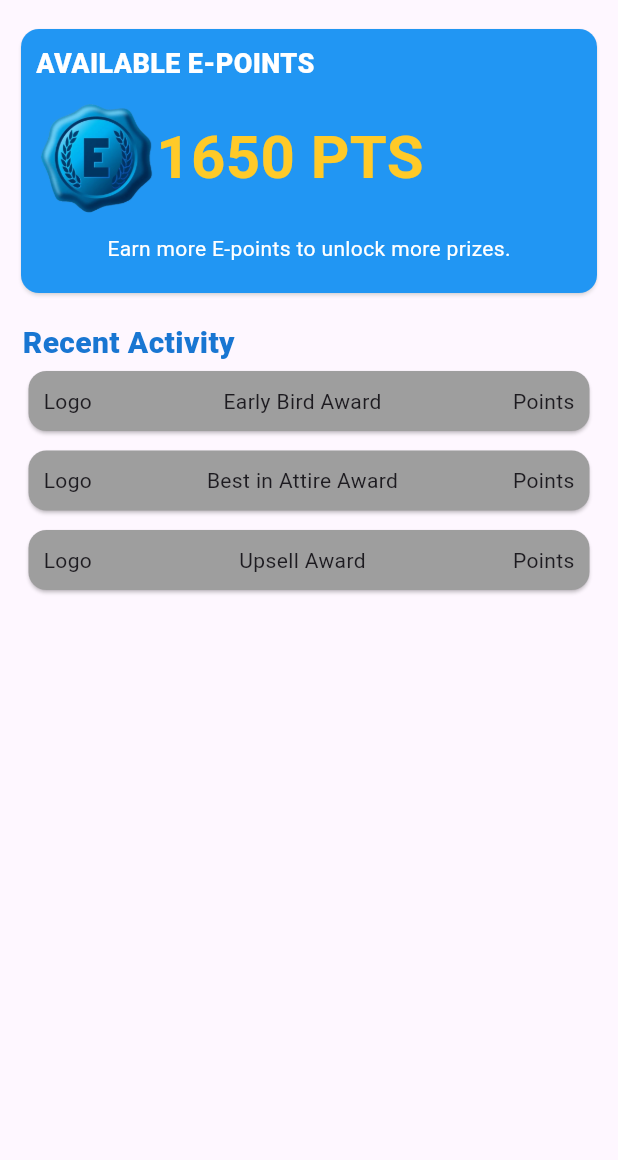
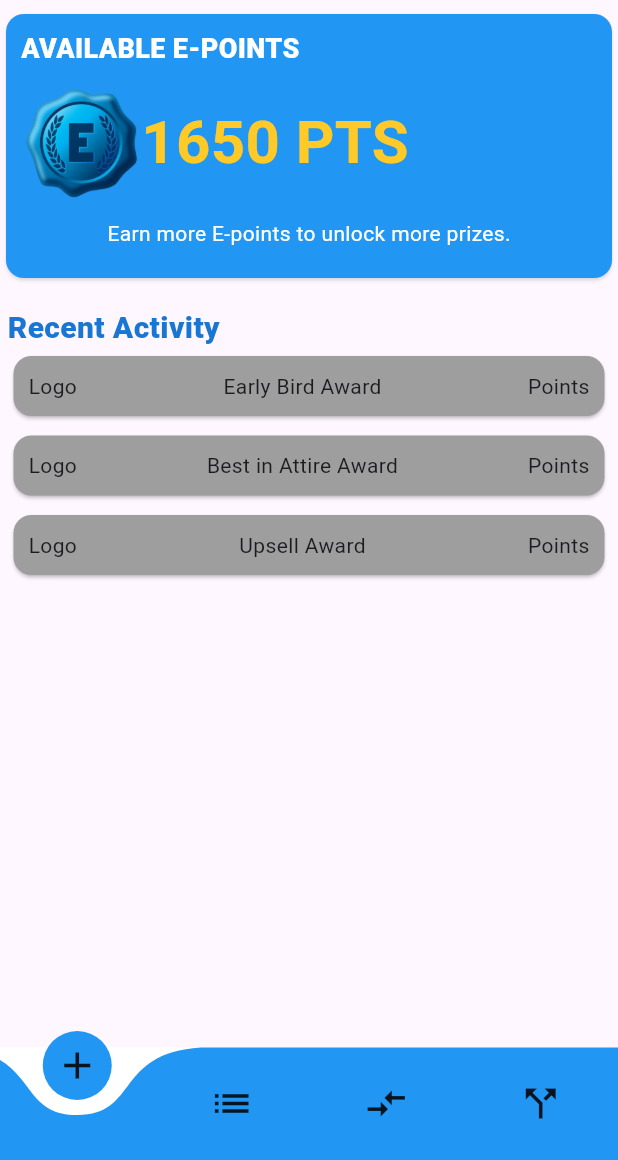
Before and after one commit to marloudev/flutter-starter, a Flutter app: the screen it shows after launch, after a tap on "LOGIN", on a phone screen of 412 x 824 dp, the part 76-1236 px from its top. Run offline on Flutter 3.47's test engine with Material 3 defaults, Android fonts, the phone set to English and light mode, and no system bars; drawn by our look-alikes of curved_navigation_bar; our stand-ins replace go_router.

Commit message:
added button navbar

```diff
--- a/lib/app/home/home.dart
+++ /dev/null
@@ -1 +0,0 @@
-export 'views/_views.dart';
--- a/lib/app/home/views/_page.dart
+++ /dev/null
@@ -1,49 +0,0 @@
-import 'package:empireone_mart/app/home/views/_views.dart';
-import 'package:flutter/material.dart';
-import 'package:go_router/go_router.dart';
-
-class HomePage extends StatefulWidget {
-  const HomePage({super.key});
-
-  @override
-  State<HomePage> createState() => _HomePageState();
-}
-
-class _HomePageState extends State<HomePage> {
-  @override
-  Widget build(BuildContext context) {
-    return Scaffold(
-      appBar: AppBar(
-        title: HomeTopbar(),
-        automaticallyImplyLeading: false,
-      ),
-      body: const Padding(
-        padding: EdgeInsets.all(10),
-        child: Column(
-          children: [
-            HomeCard(),
-            HomeActivities()
-            // Container(
-            //   width: double.infinity,
-            //   child: SizedBox(
-            //     height: 40,
-            //     child: ElevatedButton(
-            //         style: ElevatedButton.styleFrom(
-            //           backgroundColor: Colors.blue,
-            //           foregroundColor: Colors.white,
-            //           shape: const BeveledRectangleBorder(
-            //             borderRadius: BorderRadius.zero,
-            //           ),
-            //         ),
-            //         onPressed: () {
-            //           context.go('/');
-            //         },
-            //         child: const Text('LOGIN')),
-            //   ),
-            // )
-          ],
-        ),
-      ),
-    );
-  }
-}
--- a/lib/app/home/views/_views.dart
+++ /dev/null
@@ -1,4 +0,0 @@
-export '_page.dart';
-export 'home_topbar.dart';
-export 'home_card.dart';
-export 'home_activities.dart';
--- a/lib/app/login/views/login_form.dart
+++ b/lib/app/login/views/login_form.dart
@@ -37,7 +37,7 @@ class _LoginFormState extends State<LoginForm> {
                   ),
                 ),
                 onPressed: () {
-                  context.go('/home');
+                  context.go('/portal');
                 },
                 child: const Text('LOGIN')),
           ),
--- /dev/null
+++ b/lib/app/portal/layout.dart
@@ -0,0 +1,80 @@
+import 'package:empireone_mart/app/portal/views/_views.dart';
+import 'package:flutter/material.dart';
+import 'package:go_router/go_router.dart';
+import 'package:curved_navigation_bar/curved_navigation_bar.dart';
+
+class PortalLayout extends StatefulWidget {
+  const PortalLayout({super.key});
+
+  @override
+  State<PortalLayout> createState() => _PortalLayoutState();
+}
+
+class _PortalLayoutState extends State<PortalLayout> {
+  @override
+  int _page = 0;
+  GlobalKey<CurvedNavigationBarState> _bottomNavigationKey = GlobalKey();
+  Widget build(BuildContext context) {
+    return Scaffold(
+        appBar: AppBar(
+          title: PortalTopbar(),
+          automaticallyImplyLeading: false,
+        ),
+        // body: const Padding(
+        //   padding: EdgeInsets.all(10),
+        //   child: Column(
+        //     children: [
+        //       HomeCard(),
+        //       HomeActivities()
+        //     ],
+        //   ),
+        // ),
+        bottomNavigationBar: CurvedNavigationBar(
+          key: _bottomNavigationKey,
+          index: 0,
+          items: const <Widget>[
+            Icon(Icons.add, size: 30),
+            Icon(Icons.list, size: 30),
+            Icon(Icons.compare_arrows, size: 30),
+            Icon(Icons.call_split, size: 30),
+          ],
+          color: Colors.blue,
+          buttonBackgroundColor: Colors.blue,
+          backgroundColor: Colors.white,
+          animationCurve: Curves.easeInOut,
+          animationDuration: Duration(milliseconds: 600),
+          onTap: (index) {
+            setState(() {
+              _page = index;
+            });
+          },
+          letIndexChange: (index) => true,
+        ),
+        body: Container(
+          child: Column(
+            mainAxisAlignment: MainAxisAlignment.start,
+            children: <Widget>[
+              if (_page == 0) ...[
+                PortalCard(),
+                PortalActivities(),
+              ],
+              if (_page == 1)
+                Text(
+                  _page.toString(),
+                  style: TextStyle(fontSize: 160),
+                ),
+              if (_page == 2)
+                Text(
+                  _page.toString(),
+                  style: TextStyle(fontSize: 160),
+                ),
+              if (_page == 3)
+                Text(
+                  _page.toString(),
+                  style: TextStyle(fontSize: 160),
+                ),
+            ],
+          ),
+        ));
+  }
+}
--- /dev/null
+++ b/lib/app/portal/portal.dart
@@ -0,0 +1,2 @@
+export 'views/_views.dart';
+export 'layout.dart';
--- /dev/null
+++ b/lib/app/portal/views/_views.dart
@@ -0,0 +1,4 @@
+export '_page.dart';
+export 'portal_topbar.dart';
+export 'portal_card.dart';
+export 'portal_activities.dart';
--- a/lib/app/home/views/home_activities.dart
+++ b/lib/app/portal/views/portal_activities.dart
@@ -1,13 +1,13 @@
 import 'package:flutter/material.dart';
 
-class HomeActivities extends StatefulWidget {
-  const HomeActivities({super.key});
+class PortalActivities extends StatefulWidget {
+  const PortalActivities({super.key});
 
   @override
-  State<HomeActivities> createState() => _HomeActivitiesState();
+  State<PortalActivities> createState() => _PortalActivitiesState();
 }
 
-class _HomeActivitiesState extends State<HomeActivities> {
+class _PortalActivitiesState extends State<PortalActivities> {
   @override
   Widget build(BuildContext context) {
     return Padding(
--- a/lib/app/home/views/home_card.dart
+++ b/lib/app/portal/views/portal_card.dart
@@ -1,13 +1,13 @@
 import 'package:flutter/material.dart';
 
-class HomeCard extends StatefulWidget {
-  const HomeCard({super.key});
+class PortalCard extends StatefulWidget {
+  const PortalCard({super.key});
 
   @override
-  State<HomeCard> createState() => _HomeCardState();
+  State<PortalCard> createState() => _PortalCardState();
 }
 
-class _HomeCardState extends State<HomeCard> {
+class _PortalCardState extends State<PortalCard> {
   @override
   Widget build(BuildContext context) {
     return Card(
--- a/lib/app/home/views/home_topbar.dart
+++ b/lib/app/portal/views/portal_topbar.dart
@@ -1,13 +1,13 @@
 import 'package:flutter/material.dart';
 
-class HomeTopbar extends StatefulWidget {
-  const HomeTopbar({super.key});
+class PortalTopbar extends StatefulWidget {
+  const PortalTopbar({super.key});
 
   @override
-  State<HomeTopbar> createState() => _HomeTopbarState();
+  State<PortalTopbar> createState() => _PortalTopbarState();
 }
 
-class _HomeTopbarState extends State<HomeTopbar> {
+class _PortalTopbarState extends State<PortalTopbar> {
   @override
   Widget build(BuildContext context) {
     return Row(
--- a/lib/main.dart
+++ b/lib/main.dart
@@ -1,4 +1,4 @@
-import 'package:empireone_mart/app/home/home.dart';
+import 'package:empireone_mart/app/portal/portal.dart';
 import 'package:empireone_mart/app/login/login.dart';
 import 'package:flutter/material.dart';
 import 'package:go_router/go_router.dart';
@@ -14,9 +14,9 @@ final GoRouter _router = GoRouter(
       },
       routes: <RouteBase>[
         GoRoute(
-          path: 'home',
+          path: 'portal',
           builder: (BuildContext context, GoRouterState state) {
-            return const HomePage();
+            return const PortalLayout();
           },
         ),
       ],
--- a/pubspec.yaml
+++ b/pubspec.yaml
@@ -36,6 +36,7 @@ dependencies:
   # Use with the CupertinoIcons class for iOS style icons.
   cupertino_icons: ^1.0.6
   go_router: ^14.2.0
+  curved_navigation_bar: ^1.0.6
 
 dev_dependencies:
   flutter_test:
```
Also changed, not shown: lib/app/portal/views/_page.dart (added, +80 -0 lines), pubspec.lock.
